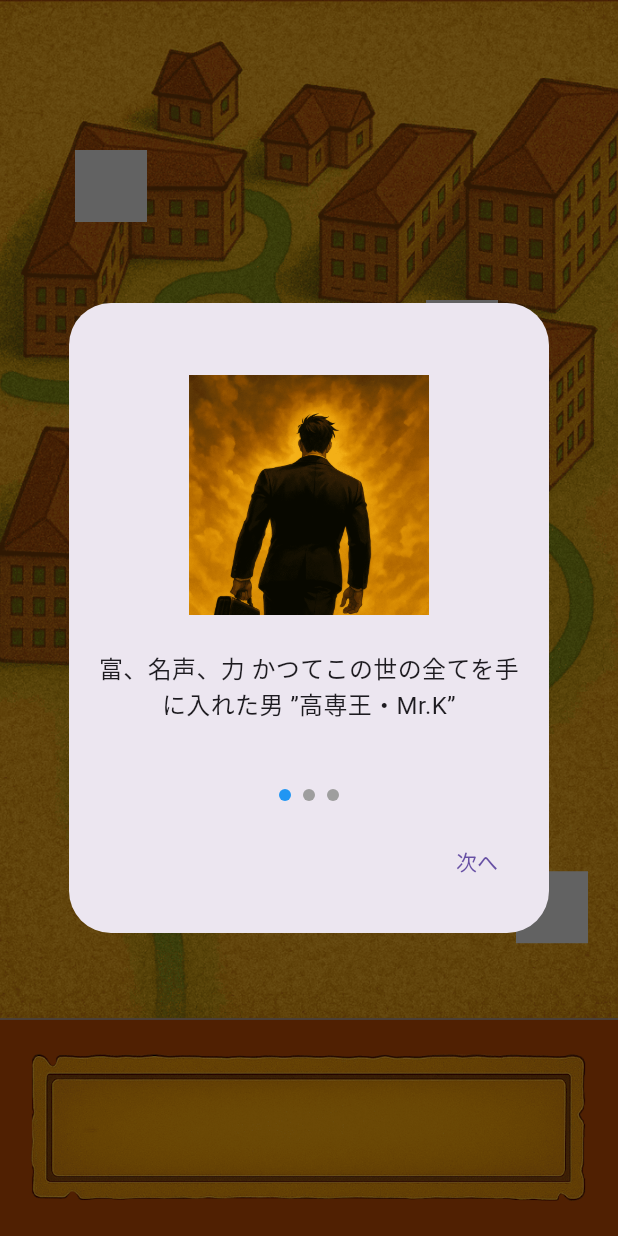
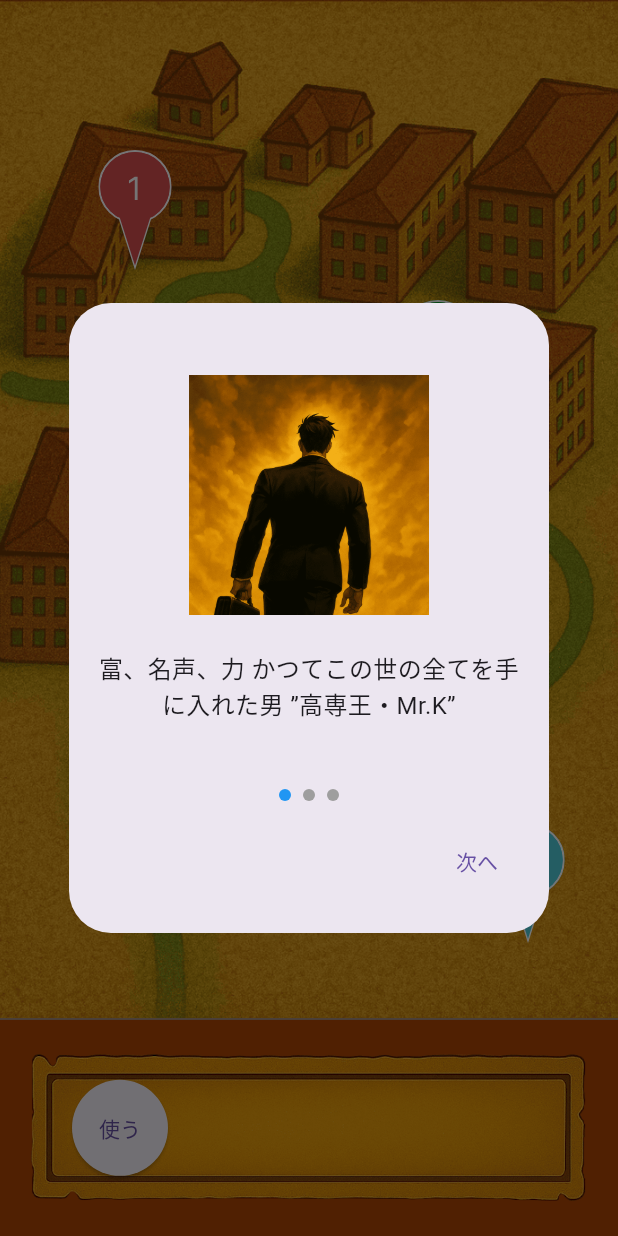
Before and after one commit to koshino-lab/Asianchallenge_3, a Flutter app: the screen it shows after launch, on a phone screen of 412 x 824 dp. Run offline on Flutter 3.47's test engine with Material 3 defaults, Android fonts, the phone set to English and light mode, and no system bars; our stand-ins replace cached_network_image, flutter_easyloading, flutter_hooks, flutter_svg, freezed_annotation, hooks_riverpod.

Commit message:
鍵を取得、使う機能の追加

```diff
--- a/quiz_rally/lib/config/map_page/map_page.dart
+++ b/quiz_rally/lib/config/map_page/map_page.dart
@@ -3,7 +3,7 @@ import 'package:flutter_hooks/flutter_hooks.dart';
 import 'package:hooks_riverpod/hooks_riverpod.dart';
 import 'package:quiz_rally/ui/components/map_page_bottom_bar.dart';
 import 'package:quiz_rally/ui/components/universal_image.dart';
-import 'package:quiz_rally/ui/components/tappable_pin.dart';
+import 'package:quiz_rally/ui/components/ask_question_pin.dart';
 import '../../ui/components/tutorial_popup.dart';
 import 'map_page_controller.dart';
 import 'package:quiz_rally/gen/assets.gen.dart';
@@ -70,6 +70,7 @@ class MapPage extends HookConsumerWidget {
               onSubmitAnswer: (pinId, answer) {
                 mapPageController.submitPinAnswer(pinId, answer);
               },
+              isSolved: mapPageState.solvedPinIds.contains('pin1'),
             ),
           ),
           Positioned(
@@ -84,6 +85,7 @@ class MapPage extends HookConsumerWidget {
               onSubmitAnswer: (pinId, answer) {
                 mapPageController.submitPinAnswer(pinId, answer);
               },
+              isSolved: mapPageState.solvedPinIds.contains('pin2'),
             ),
           ),
           Positioned(
@@ -98,6 +100,7 @@ class MapPage extends HookConsumerWidget {
               onSubmitAnswer: (pinId, answer) {
                 mapPageController.submitPinAnswer(pinId, answer);
               },
+              isSolved: mapPageState.solvedPinIds.contains('pin3'),
             ),
           ),
           Positioned(
@@ -112,14 +115,9 @@ class MapPage extends HookConsumerWidget {
               onSubmitAnswer: (pinId, answer) {
                 mapPageController.submitPinAnswer(pinId, answer);
               },
+              isSolved: mapPageState.solvedPinIds.contains('pin4'),
             ),
           ),
-          // ElevatedButton(
-          //   onPressed: () async {
-          //     await Navigator.of(context).pushNamed('/problem');
-          //   },
-          //   child: const Text('問題へすすむ'),
-          // ),
         ],
       ),
       bottomNavigationBar: const MapPageBottomBar(),
--- a/quiz_rally/lib/ui/components/map_page_bottom_bar.dart
+++ b/quiz_rally/lib/ui/components/map_page_bottom_bar.dart
@@ -1,11 +1,14 @@
 import 'package:flutter/material.dart';
 import 'package:quiz_rally/gen/assets.gen.dart';
+import 'package:hooks_riverpod/hooks_riverpod.dart';
+import 'package:quiz_rally/config/map_page/map_page_controller.dart';
 
-class MapPageBottomBar extends StatelessWidget {
+class MapPageBottomBar extends ConsumerWidget {
   const MapPageBottomBar({super.key});
 
   @override
-  Widget build(BuildContext context) {
+  Widget build(BuildContext context, WidgetRef ref) {
+    final solvedCount = ref.watch(mapPageProvider).solvedPinIds.length;
     return Column(
       mainAxisSize: MainAxisSize.min,
       children: [
@@ -14,7 +17,40 @@ class MapPageBottomBar extends StatelessWidget {
           minimum: EdgeInsets.symmetric(vertical: 16, horizontal: 16),
           child: SizedBox(
             width: double.infinity,
-            child: Assets.images.container.image(),
+            child: Stack(
+              alignment: Alignment.center,
+              children: [
+                Assets.images.container.image(),
+                Padding(
+                  padding: const EdgeInsets.symmetric(horizontal: 32.0),
+                  child: Row(
+                    mainAxisAlignment: MainAxisAlignment.start,
+                    crossAxisAlignment: CrossAxisAlignment.center,
+                    children: [
+                      ...List.generate(
+                        solvedCount,
+                        (index) => Padding(
+                          padding: const EdgeInsets.symmetric(horizontal: 2.0),
+                          child: Assets.images.key.image(width: 64, height: 64),
+                        ),
+                      ),
+                      ElevatedButton(
+                        onPressed: () async {
+                          ref.read(mapPageProvider.notifier).useAllKeys();
+                          await Navigator.of(context).pushNamed('/problem');
+                        },
+                        style: ElevatedButton.styleFrom(
+                          shape: const CircleBorder(),
+                          minimumSize: const Size(64, 64),
+                          padding: EdgeInsets.zero,
+                        ),
+                        child: Text("使う"),
+                      ),
+                    ],
+                  ),
+                ),
+              ],
+            ),
           ),
         ),
       ],
```
Also changed, not shown: quiz_rally/lib/config/map_page/map_page_controller.dart (+30 -2 lines), quiz_rally/lib/config/problem_page/problem_page.dart (+9 -4 lines), quiz_rally/lib/ui/components/ask_question_pin.dart (+25 -1 lines), quiz_rally/lib/config/map_page/map_page_controller.freezed.dart.
